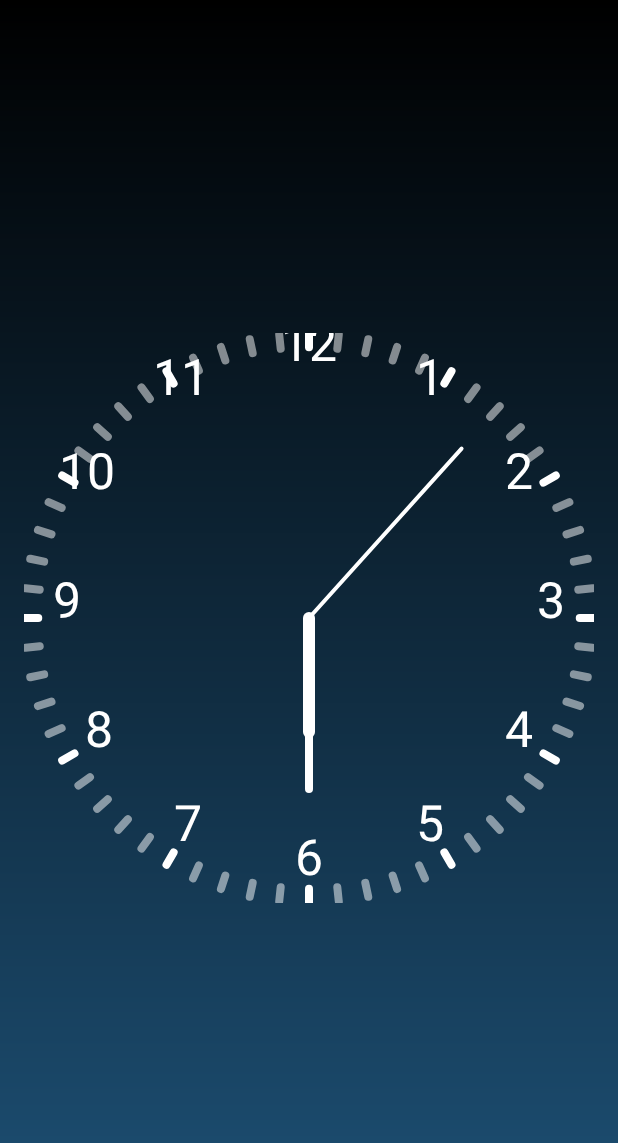
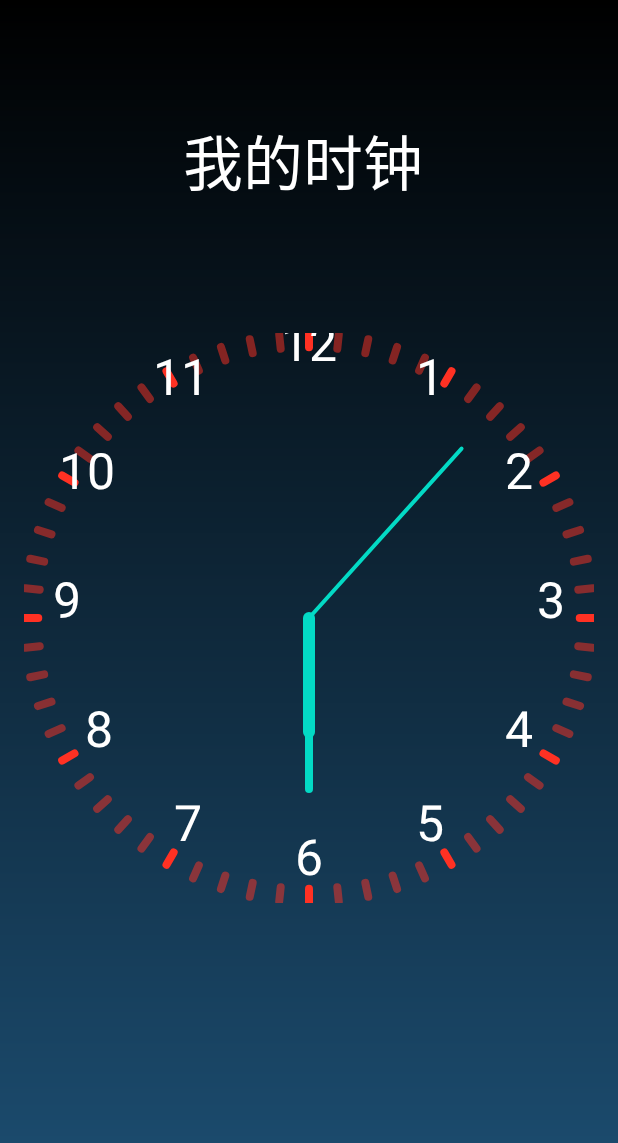
Before and after one commit to huang583824382/ByteDance_3190103047, an Android app: the screen it shows after launch (MainActivity), on a phone screen of 412 x 824 dp. Shown: the top 1143 px of the screen. Run offline under Robolectric (Android 15) with nearby library versions, the light colour scheme and no system bars.

Commit message:
chapter4

```diff
--- a/Homework-Chapter-4/Homework/app/src/main/java/com/bytedance/camp/chapter4/MainActivity.java
+++ b/Homework-Chapter-4/Homework/app/src/main/java/com/bytedance/camp/chapter4/MainActivity.java
@@ -4,15 +4,19 @@ import androidx.appcompat.app.AppCompatActivity;
 
 import android.os.Bundle;
 import android.util.Log;
+import android.view.ViewGroup;
 import android.widget.SeekBar;
 
 import com.bytedance.camp.chapter4.widget.Clock;
+import com.bytedance.camp.chapter4.widget.MyviewGroup;
 
 public class MainActivity extends AppCompatActivity {
 
     @Override
     protected void onCreate(Bundle savedInstanceState) {
         super.onCreate(savedInstanceState);
-        setContentView(R.layout.activity_main);
+        setContentView(R.layout.viewgroup);
+//
+//        MyviewGroup myviewGroup= new  MyviewGroup(getApplicationContext());
     }
 }
--- a/Homework-Chapter-4/Homework/app/src/main/java/com/bytedance/camp/chapter4/widget/Clock.java
+++ b/Homework-Chapter-4/Homework/app/src/main/java/com/bytedance/camp/chapter4/widget/Clock.java
@@ -1,6 +1,7 @@
 package com.bytedance.camp.chapter4.widget;
 
 import android.content.Context;
+import android.content.res.TypedArray;
 import android.graphics.Canvas;
 import android.graphics.Color;
 import android.graphics.Paint;
@@ -13,6 +14,8 @@ import android.view.View;
 
 import androidx.annotation.NonNull;
 import androidx.annotation.Nullable;
+
+import com.bytedance.camp.chapter4.R;
 
 import java.util.ArrayList;
 import java.util.Calendar;
@@ -59,21 +62,24 @@ public class Clock extends View {
 
 
     public Clock(Context context) {
-        super(context);
+        this(context, null);
         init();
     }
 
     public Clock(Context context, @Nullable AttributeSet attrs) {
-        super(context, attrs);
+        this(context, attrs, 0);
         init();
+        initCustomAttrs(getContext(), attrs);
     }
 
     public Clock(Context context, @Nullable AttributeSet attrs, int defStyleAttr) {
         super(context, attrs, defStyleAttr);
         init();
+        initCustomAttrs(getContext(), attrs);
     }
 
     private void init() {
+
         unitPaint.setAntiAlias(true);
         unitPaint.setColor(Color.WHITE);
         unitPaint.setStrokeWidth(UNIT_LINE_WIDTH);
@@ -90,6 +96,20 @@ public class Clock extends View {
         numberPaint.setTextSize(50);
         numberPaint.setColor(Color.WHITE);
         numberPaint.setTextAlign(Paint.Align.CENTER);
+    }
+
+    private void initCustomAttrs(Context context, AttributeSet attrs) {
+        //获取自定义属性。
+        TypedArray ta = context.obtainStyledAttributes(attrs, R.styleable.Clock);
+        //获取字体大小,默认大小是16dp
+        int color_unit = ta.getColor(R.styleable.Clock_unit_color, Color.WHITE);
+        //获取文字内容
+        int color_needle = ta.getColor(R.styleable.Clock_needle_color, Color.WHITE);
+        //获取文字颜色，默认颜色是BLUE
+        unitPaint.setColor(color_unit);
+        needlePaint.setColor(color_needle);
+        Log.d("color-----", "initCustomAttrs: "+color_needle+" "+color_unit);
+        ta.recycle();
     }
 
     @Override
--- a/Homework-Chapter-4/Homework/app/src/main/res/layout/activity_main.xml
+++ b/Homework-Chapter-4/Homework/app/src/main/res/layout/activity_main.xml
@@ -7,22 +7,15 @@
     tools:context=".MainActivity"
     android:background="@drawable/clock_bg">
 
-    <com.bytedance.camp.chapter4.widget.Clock
-        android:id="@+id/clock"
-        android:layout_width="0dp"
-        android:layout_height="0dp"
-        android:layout_marginStart="16dp"
-        android:layout_marginLeft="16dp"
-        android:layout_marginTop="16dp"
-        android:layout_marginEnd="16dp"
-        android:layout_marginRight="16dp"
-        android:layout_marginBottom="16dp"
+    <com.bytedance.camp.chapter4.widget.MyviewGroup
+        android:layout_width="wrap_content"
+        android:layout_height="wrap_content"
+        app:layout_constraintTop_toTopOf="parent"
+        app:layout_constraintLeft_toLeftOf="parent"
+        app:layout_constraintRight_toRightOf="parent"
         app:layout_constraintBottom_toBottomOf="parent"
-        app:layout_constraintDimensionRatio="1:1"
-        app:layout_constraintEnd_toEndOf="parent"
-        app:layout_constraintStart_toStartOf="parent"
-        app:layout_constraintTop_toTopOf="parent" />
 
+        />
 
 
 </androidx.constraintlayout.widget.ConstraintLayout>
--- /dev/null
+++ b/Homework-Chapter-4/Homework/app/src/main/res/layout/viewgroup.xml
@@ -0,0 +1,45 @@
+<?xml version="1.0" encoding="utf-8"?>
+<androidx.constraintlayout.widget.ConstraintLayout xmlns:android="http://schemas.android.com/apk/res/android"
+    xmlns:app="http://schemas.android.com/apk/res-auto"
+    xmlns:tools="http://schemas.android.com/tools"
+    android:layout_width="match_parent"
+    android:layout_height="match_parent"
+    tools:context=".MainActivity"
+    android:background="@drawable/clock_bg">
+
+    <TextView
+        android:layout_width="wrap_content"
+        android:layout_height="wrap_content"
+        android:text="我的时钟"
+        android:textColor="#ffffff"
+        android:textSize="40dp"
+        android:layout_marginEnd="8dp"
+        android:layout_marginBottom="8dp"
+        app:layout_constraintBottom_toTopOf="@+id/clock"
+        app:layout_constraintEnd_toEndOf="parent"
+        app:layout_constraintStart_toStartOf="parent"
+        app:layout_constraintTop_toTopOf="parent" />
+
+    <com.bytedance.camp.chapter4.widget.Clock
+
+        android:id="@+id/clock"
+        android:layout_width="0dp"
+        android:layout_height="0dp"
+        android:layout_marginStart="16dp"
+        android:layout_marginLeft="16dp"
+        android:layout_marginTop="16dp"
+        android:layout_marginEnd="16dp"
+        android:layout_marginRight="16dp"
+        android:layout_marginBottom="16dp"
+        app:layout_constraintBottom_toBottomOf="parent"
+        app:layout_constraintDimensionRatio="1:1"
+        app:layout_constraintEnd_toEndOf="parent"
+        app:layout_constraintStart_toStartOf="parent"
+        app:layout_constraintTop_toTopOf="parent"
+        app:unit_color="#ff3123"
+        app:needle_color="#03dac5"
+        />
+
+
+
+</androidx.constraintlayout.widget.ConstraintLayout>
--- a/Homework-Chapter-4/Homework/app/src/main/res/values/colors.xml
+++ b/Homework-Chapter-4/Homework/app/src/main/res/values/colors.xml
@@ -3,4 +3,5 @@
     <color name="colorPrimary">#6200EE</color>
     <color name="colorPrimaryDark">#3700B3</color>
     <color name="colorAccent">#03DAC5</color>
+    <color name="white">#ffffff</color>
 </resources>
```
Also changed, not shown: Homework-Chapter-4/Homework/app/src/main/java/com/bytedance/camp/chapter4/widget/MyviewGroup.java (added, +44 -0 lines), Homework-Chapter-4/Homework/app/src/main/res/values/attr.xml (added, +7 -0 lines), 1 other file.
